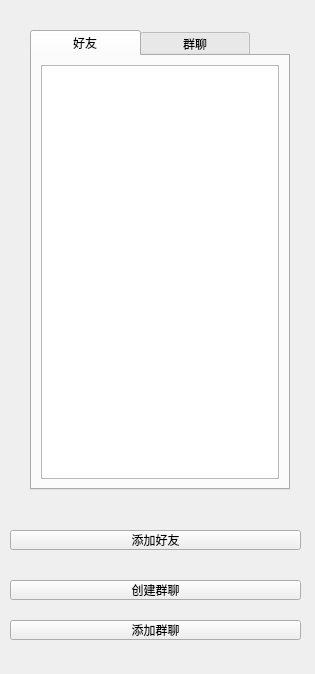
GuThree/movie_client, file movie_client/chatlist.ui: the form before one commit.
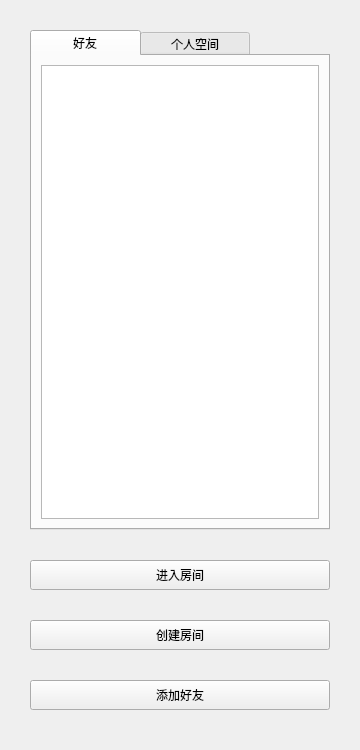
The form after the commit.

Commit message: 群聊功能升级为房间功能

The edit to the form file:
```diff
--- a/movie_client/chatlist.ui
+++ b/movie_client/chatlist.ui
@@ -6,22 +6,46 @@
    <rect>
     <x>0</x>
     <y>0</y>
-    <width>315</width>
-    <height>674</height>
+    <width>360</width>
+    <height>750</height>
    </rect>
   </property>
+  <property name="minimumSize">
+   <size>
+    <width>360</width>
+    <height>750</height>
+   </size>
+  </property>
+  <property name="maximumSize">
+   <size>
+    <width>360</width>
+    <height>750</height>
+   </size>
+  </property>
   <property name="windowTitle">
    <string>Form</string>
   </property>
   <widget class="QPushButton" name="addFriendButton">
    <property name="geometry">
     <rect>
-     <x>10</x>
-     <y>530</y>
-     <width>291</width>
-     <height>20</height>
+     <x>30</x>
+     <y>680</y>
+     <width>300</width>
+     <height>30</height>
     </rect>
    </property>
+   <property name="minimumSize">
+    <size>
+     <width>300</width>
+     <height>30</height>
+    </size>
+   </property>
+   <property name="maximumSize">
+    <size>
+     <width>300</width>
+     <height>30</height>
+    </size>
+   </property>
    <property name="text">
     <string>添加好友</string>
    </property>
@@ -29,27 +53,51 @@
   <widget class="QPushButton" name="createGroupButton">
    <property name="geometry">
     <rect>
-     <x>10</x>
-     <y>580</y>
-     <width>291</width>
-     <height>20</height>
-    </rect>
-   </property>
-   <property name="text">
-    <string>创建群聊</string>
-   </property>
-  </widget>
-  <widget class="QPushButton" name="addGroupButton">
-   <property name="geometry">
-    <rect>
-     <x>10</x>
+     <x>30</x>
      <y>620</y>
-     <width>291</width>
-     <height>20</height>
+     <width>300</width>
+     <height>30</height>
     </rect>
    </property>
+   <property name="minimumSize">
+    <size>
+     <width>300</width>
+     <height>30</height>
+    </size>
+   </property>
+   <property name="maximumSize">
+    <size>
+     <width>300</width>
+     <height>30</height>
+    </size>
+   </property>
    <property name="text">
-    <string>添加群聊</string>
+    <string>创建房间</string>
+   </property>
+  </widget>
+  <widget class="QPushButton" name="enterRoomButton">
+   <property name="geometry">
+    <rect>
+     <x>30</x>
+     <y>560</y>
+     <width>300</width>
+     <height>30</height>
+    </rect>
+   </property>
+   <property name="minimumSize">
+    <size>
+     <width>300</width>
+     <height>30</height>
+    </size>
+   </property>
+   <property name="maximumSize">
+    <size>
+     <width>300</width>
+     <height>30</height>
+    </size>
+   </property>
+   <property name="text">
+    <string>进入房间</string>
    </property>
   </widget>
   <widget class="QTabWidget" name="tabWidget">
@@ -57,20 +105,20 @@
     <rect>
      <x>30</x>
      <y>30</y>
-     <width>260</width>
-     <height>460</height>
+     <width>300</width>
+     <height>500</height>
     </rect>
    </property>
    <property name="minimumSize">
     <size>
-     <width>260</width>
-     <height>460</height>
+     <width>300</width>
+     <height>500</height>
     </size>
    </property>
    <property name="maximumSize">
     <size>
-     <width>260</width>
-     <height>460</height>
+     <width>300</width>
+     <height>500</height>
     </size>
    </property>
    <property name="whatsThis">
@@ -94,7 +142,7 @@
    </widget>
    <widget class="QWidget" name="tab_2">
     <attribute name="title">
-     <string>群聊</string>
+     <string>个人空间</string>
     </attribute>
     <layout class="QVBoxLayout" name="verticalLayout_2">
      <item>
```
Left out of the diff: 2 changed lines with no effect on the pictures. The commit also changes 62 other files.
